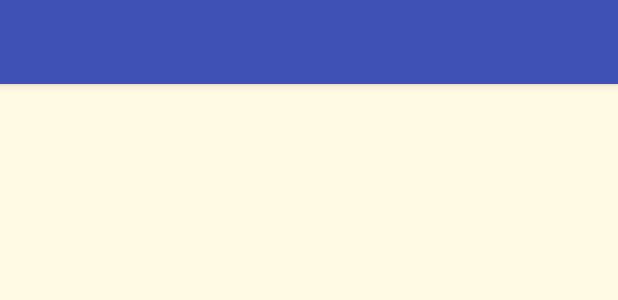
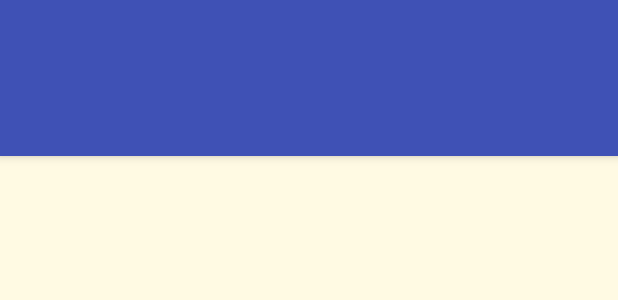
Before and after one commit to ser61/udemi_contactos, an Android app: the layout activity_main.xml on its own in the app's theme, with its tools: preview values and no code run, on a phone screen of 412 x 824 dp. Shown: the top 300 px of the screen. Run offline under Robolectric (Android 15) with nearby library versions, the phone set to English and light mode, and no system bars.

Commit message:
agregando tab and viewPager

```diff
--- a/app/build.gradle
+++ b/app/build.gradle
@@ -26,4 +26,6 @@ dependencies {
     compile 'com.android.support:cardview-v7:26.0.0-alpha1'
     compile 'com.android.support:recyclerview-v7:26.0.0-alpha1'
     compile 'com.android.support:support-v4:26.0.0-alpha1'
+    compile 'com.android.support:design:26.0.0-alpha1'
+
 }
--- a/app/src/main/java/com/weiser/sergio_w/miscontactos/DetalleContacto.java
+++ b/app/src/main/java/com/weiser/sergio_w/miscontactos/DetalleContacto.java
@@ -20,8 +20,6 @@ public class DetalleContacto extends AppCompatActivity {
     protected void onCreate(Bundle savedInstanceState) {
         super.onCreate(savedInstanceState);
         setContentView(R.layout.activity_detalle_contacto);
-        Toolbar miActionBar = (Toolbar) findViewById(R.id.miActionBar);
-        setSupportActionBar(miActionBar);
 
         Bundle bundle = getIntent().getExtras();
         String nombre = bundle.getString("Nombre");
--- a/app/src/main/java/com/weiser/sergio_w/miscontactos/ContactoAdapter.java
+++ b/app/src/main/java/com/weiser/sergio_w/miscontactos/adapter/ContactoAdapter.java
@@ -1,4 +1,4 @@
-package com.weiser.sergio_w.miscontactos;
+package com.weiser.sergio_w.miscontactos.adapter;
 
 import android.app.Activity;
 import android.content.Intent;
@@ -9,6 +9,10 @@ import android.view.ViewGroup;
 import android.widget.ImageView;
 import android.widget.TextView;
 import android.widget.Toast;
+
+import com.weiser.sergio_w.miscontactos.pojo.Contacto;
+import com.weiser.sergio_w.miscontactos.DetalleContacto;
+import com.weiser.sergio_w.miscontactos.R;
 
 import java.util.ArrayList;
 
--- a/app/src/main/java/com/weiser/sergio_w/miscontactos/Contacto.java
+++ b/app/src/main/java/com/weiser/sergio_w/miscontactos/pojo/Contacto.java
@@ -1,4 +1,4 @@
-package com.weiser.sergio_w.miscontactos;
+package com.weiser.sergio_w.miscontactos.pojo;
 
 /**
  * Created by Sergio_W on 10/09/2017.
--- a/app/src/main/res/layout/activity_main.xml
+++ b/app/src/main/res/layout/activity_main.xml
@@ -1,36 +1,40 @@
 <?xml version="1.0" encoding="utf-8"?>
-<RelativeLayout xmlns:android="http://schemas.android.com/apk/res/android"
+<android.support.design.widget.CoordinatorLayout
+    xmlns:android="http://schemas.android.com/apk/res/android"
     xmlns:tools="http://schemas.android.com/tools"
+    xmlns:app="http://schemas.android.com/apk/res-auto"
     android:layout_width="match_parent"
     android:layout_height="match_parent"
     android:background="@color/background"
     tools:context="com.weiser.sergio_w.miscontactos.MainActivity">
 
-    <include
-        android:id="@+id/miActionBar"
-        layout="@layout/actionbar"
+    <android.support.design.widget.AppBarLayout
+        android:layout_width="match_parent"
+        android:layout_height="wrap_content"
+        android:theme="@style/ThemeOverlay.AppCompat.Dark.ActionBar"
+        >
+        <android.support.v7.widget.Toolbar
+            android:id="@+id/tbToolbar"
+            android:layout_width="match_parent"
+            android:layout_height="wrap_content"
+            app:layout_scrollFlags="scroll|enterAlways"
+            ></android.support.v7.widget.Toolbar>
+
+        <android.support.design.widget.TabLayout
+            android:id="@+id/tabTab"
+            android:layout_width="match_parent"
+            android:layout_height="wrap_content">
+
+        </android.support.design.widget.TabLayout>
+    </android.support.design.widget.AppBarLayout>
+
+    <android.support.v4.view.ViewPager
+        android:id="@+id/vpPage"
+        android:layout_width="match_parent"
+        android:layout_height="match_parent"
+        app:layout_behavior="@string/appbar_scrolling_view_behavior"
         >
 
-    </include>
+    </android.support.v4.view.ViewPager>
 
-   <!-- <ListView
-        android:id="@+id/lvLista"
-        android:layout_width="match_parent"
-        android:layout_height="match_parent"
-        >
-
-    </ListView>-->
-    <android.support.v7.widget.RecyclerView
-        android:id="@+id/rvLista"
-        android:layout_width="match_parent"
-        android:layout_height="match_parent"
-        android:layout_marginTop="10dp"
-        android:layout_marginLeft="20dp"
-        android:layout_marginRight="20dp"
-        android:layout_marginBottom="10dp"
-        android:layout_below="@+id/miActionBar"
-        >
-
-    </android.support.v7.widget.RecyclerView>
-
-</RelativeLayout>
+</android.support.design.widget.CoordinatorLayout>
--- a/app/src/main/res/values/styles.xml
+++ b/app/src/main/res/values/styles.xml
@@ -1,11 +1,13 @@
 <resources>
 
     <!-- Base application theme. -->
-    <style name="AppTheme" parent="Theme.AppCompat.Light.NoActionBar">
+    <style name="AppTheme" parent="Theme.AppCompat.Light.DarkActionBar">
         <!-- Customize your theme here. -->
         <item name="colorPrimary">@color/colorPrimary</item>
         <item name="colorPrimaryDark">@color/colorPrimaryDark</item>
         <item name="colorAccent">@color/colorAccent</item>
+        <item name="windowActionBar">false</item>
+        <item name="windowNoTitle">true</item>
     </style>
 
 </resources>
```
Also changed, not shown: app/src/main/java/com/weiser/sergio_w/miscontactos/MainActivity.java (+31 -22 lines), app/src/main/java/com/weiser/sergio_w/miscontactos/adapter/PageAdaptor.java (added, +30 -0 lines), app/src/main/java/com/weiser/sergio_w/miscontactos/fragment/PerfilFragment.java (renamed from app/src/main/java/com/weiser/sergio_w/miscontactos/RecyclerViewFragment.java, +8 -5 lines), app/src/main/java/com/weiser/sergio_w/miscontactos/fragment/RecyclerViewFragment.java (renamed from app/src/main/java/com/weiser/sergio_w/miscontactos/PrefilFragment.java, +7 -6 lines), app/src/main/res/layout/activity_detalle_contacto.xml (+0 -7 lines), app/src/main/res/layout/fragment_prefil.xml (+6 -3 lines), app/src/main/res/layout/fragment_recycler_view.xml (+15 -6 lines).
